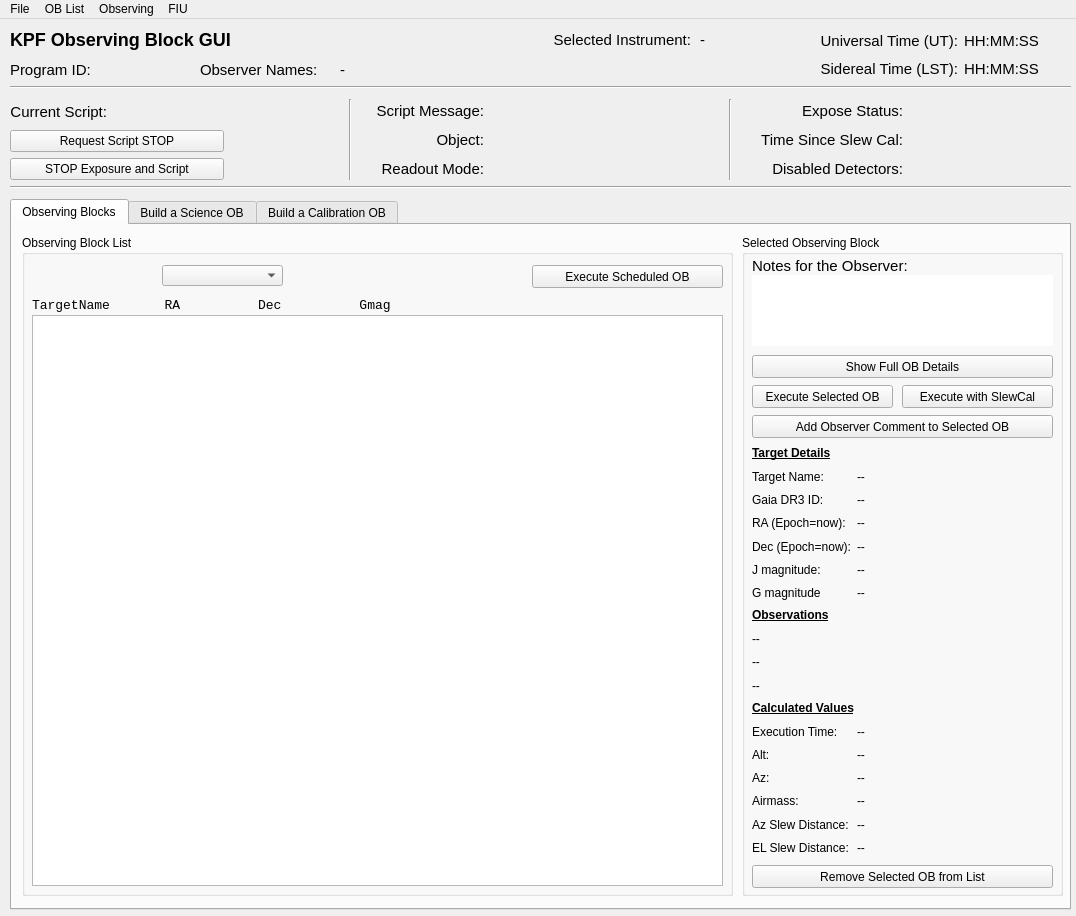
Old version of the form kpf/OB_GUI/KPF_OB_GUI.ui in the repository KeckObservatory/KPFTranslator.
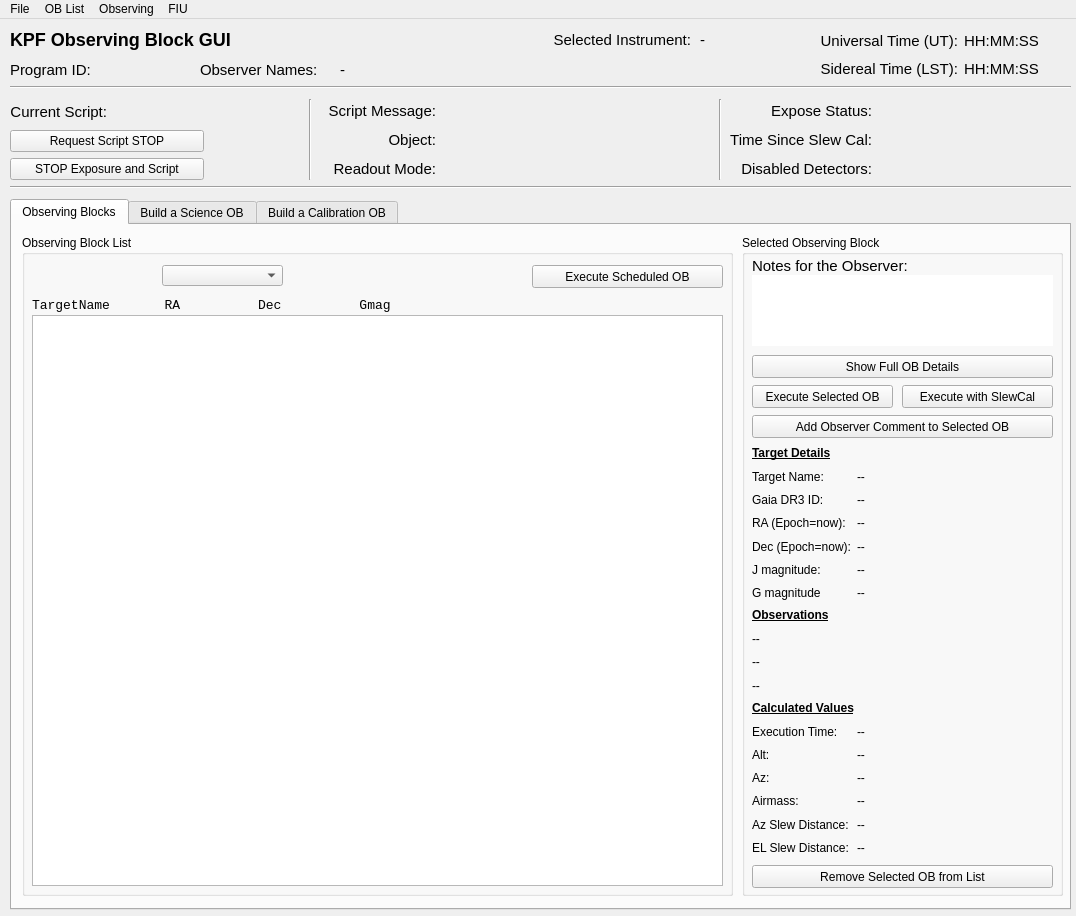
New version of the form.

Commit message: More tweaks to script message display

Patch:
```diff
--- a/kpf/OB_GUI/KPF_OB_GUI.ui
+++ b/kpf/OB_GUI/KPF_OB_GUI.ui
@@ -32,7 +32,7 @@
      <rect>
       <x>10</x>
       <y>80</y>
-      <width>331</width>
+      <width>291</width>
       <height>81</height>
      </rect>
     </property>
@@ -141,13 +141,13 @@
    <widget class="QWidget" name="gridLayoutWidget_3">
     <property name="geometry">
      <rect>
-      <x>360</x>
+      <x>320</x>
       <y>80</y>
-      <width>361</width>
+      <width>391</width>
       <height>81</height>
      </rect>
     </property>
-    <layout class="QGridLayout" name="status_layout" rowstretch="100,100,100" columnstretch="35,65">
+    <layout class="QGridLayout" name="status_layout" rowstretch="100,100,100" columnstretch="30,70">
      <property name="sizeConstraint">
       <enum>QLayout::SetDefaultConstraint</enum>
      </property>
@@ -240,13 +240,13 @@
    <widget class="QWidget" name="gridLayoutWidget_8">
     <property name="geometry">
      <rect>
-      <x>740</x>
+      <x>730</x>
       <y>80</y>
-      <width>331</width>
+      <width>341</width>
       <height>81</height>
      </rect>
     </property>
-    <layout class="QGridLayout" name="slewcal_layout" rowstretch="100,100,100" columnstretch="100,100">
+    <layout class="QGridLayout" name="slewcal_layout" rowstretch="100,100,100" columnstretch="40,60">
      <property name="sizeConstraint">
       <enum>QLayout::SetDefaultConstraint</enum>
      </property>
@@ -336,7 +336,7 @@
    <widget class="Line" name="line_5">
     <property name="geometry">
      <rect>
-      <x>340</x>
+      <x>300</x>
       <y>80</y>
       <width>20</width>
       <height>81</height>
@@ -349,7 +349,7 @@
    <widget class="Line" name="line_6">
     <property name="geometry">
      <rect>
-      <x>720</x>
+      <x>710</x>
       <y>80</y>
       <width>20</width>
       <height>81</height>
```
The commit also changes 1 other file.
